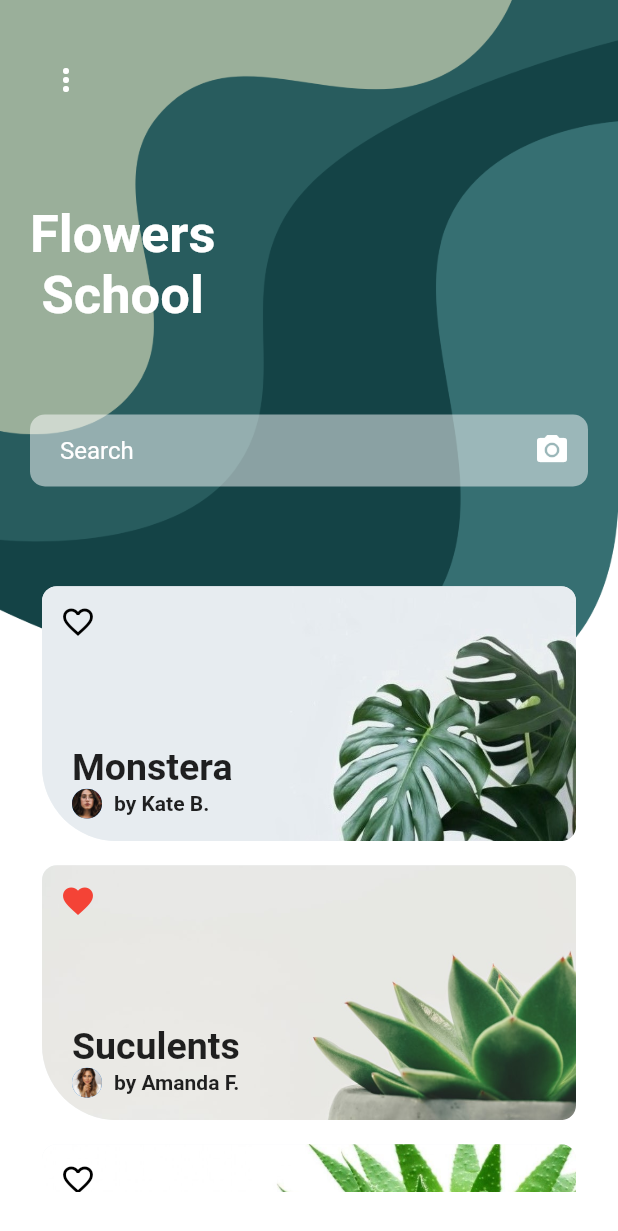
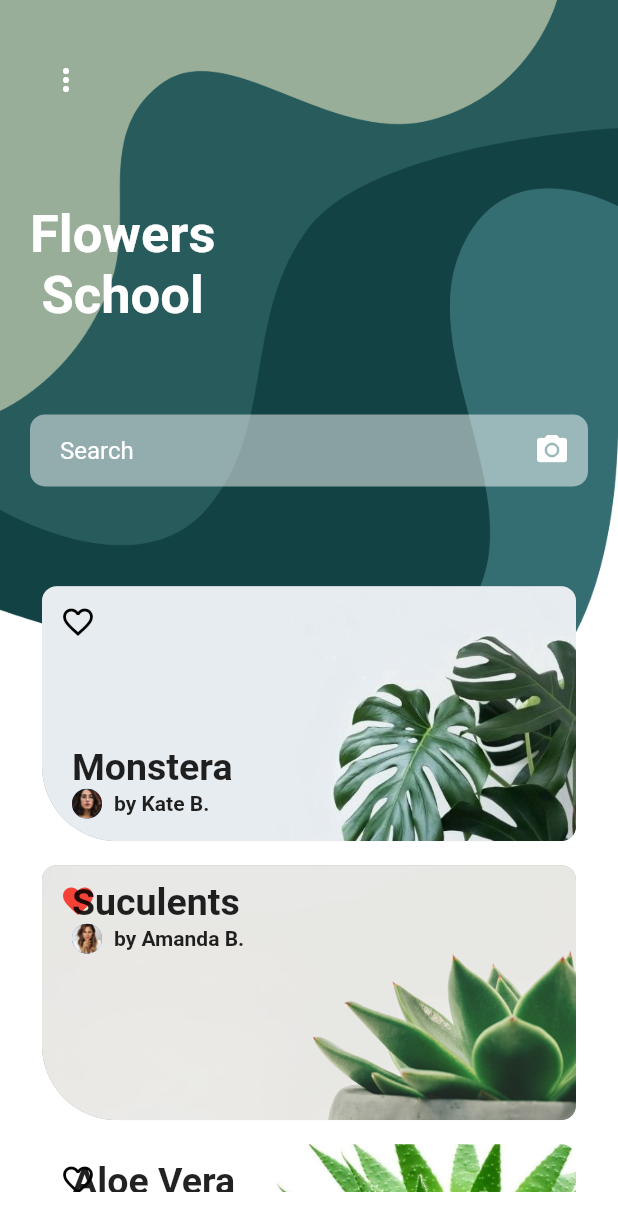
Before and after one commit to richardjoy530/flowerbook, a Flutter app: the screen it shows after launch, on a phone screen of 412 x 824 dp. Shown: the top 1231 px of the screen. Run offline on Flutter 3.47's test engine with Material 2 defaults, Android fonts, the phone set to English and light mode, and no system bars.

Commit message:
Redo Completed

```diff
--- a/lib/main.dart
+++ b/lib/main.dart
@@ -123,46 +123,167 @@ class _HomePageState extends State<HomePage>
                           borderRadius: BorderRadius.only(
                             topLeft: Radius.circular(10),
                             topRight: Radius.circular(10),
+                            bottomRight: Radius.circular(10),
                             bottomLeft: Radius.circular(50),
-                            bottomRight: Radius.circular(10),
                           ),
                           child: Container(
-                            color: Color(0xfff1f5f8),
                             height: 170,
+                            color: Colors.grey,
                             child: Stack(
                               children: <Widget>[
                                 Align(
-                                  alignment: Alignment.bottomRight,
                                   child: Image.asset(
                                     'images/monstra.jpg',
+                                    width: 400,
                                     fit: BoxFit.fitWidth,
-                                    width: 400,
                                   ),
                                 ),
                                 Align(
                                   alignment: Alignment.topLeft,
                                   child: IconButton(
-                                      icon: Icon(
-                                        Icons.favorite_border,
-                                        color: Colors.black,
-                                      ),
+                                      icon: Icon(Icons.favorite_border,
+                                          color: Colors.black),
                                       onPressed: null),
                                 ),
                                 Padding(
                                   padding: const EdgeInsets.only(
-                                    left: 20,
-                                    bottom: 15,
-                                    top: 10,
+                                      left: 20, bottom: 15, top: 10),
+                                  child: Align(
+                                    alignment: Alignment.bottomLeft,
+                                    child: Column(
+                                      mainAxisAlignment: MainAxisAlignment.end,
+                                      crossAxisAlignment:
+                                          CrossAxisAlignment.start,
+                                      children: <Widget>[
+                                        Text(
+                                          'Monstera',
+                                          style: TextStyle(
+                                              fontWeight: FontWeight.bold,
+                                              fontSize: 25),
+                                        ),
+                                        Row(
+                                          children: <Widget>[
+                                            CircleAvatar(
+                                              radius: 10,
+                                              backgroundImage: AssetImage(
+                                                  'images/avatar.jpeg'),
+                                            ),
+                                            Padding(
+                                              padding: const EdgeInsets.only(left:8.0),
+                                              child: Text('by Kate B.',style: TextStyle(fontWeight: FontWeight.w600),),
+                                            )
+                                          ],
+                                        ),
+                                      ],
+                                    ),
                                   ),
+                                )
+                              ],
+                            ),
+                          ),
+                        ),
+                      ),Padding(
+                        padding: const EdgeInsets.all(8.0),
+                        child: ClipRRect(
+                          borderRadius: BorderRadius.only(
+                            topLeft: Radius.circular(10),
+                            topRight: Radius.circular(10),
+                            bottomRight: Radius.circular(10),
+                            bottomLeft: Radius.circular(50),
+                          ),
+                          child: Container(
+                            height: 170,
+                            color: Colors.grey,
+                            child: Stack(
+                              children: <Widget>[
+                                Align(
+                                  child: Image.asset(
+                                    'images/suculents.jpg',
+                                    width: 400,
+                                    fit: BoxFit.fitWidth,
+                                  ),
+                                ),
+                                Align(
+                                  alignment: Alignment.topLeft,
+                                  child: IconButton(
+                                      icon: Icon(Icons.favorite,
+                                          color: Colors.red),
+                                      onPressed: null),
+                                ),
+                                Padding(
+                                  padding: const EdgeInsets.only(
+                                      left: 20, bottom: 15, top: 10),
                                   child: Align(
                                     alignment: Alignment.bottomLeft,
                                     child: Column(
                                       crossAxisAlignment:
                                           CrossAxisAlignment.start,
-                                      mainAxisAlignment: MainAxisAlignment.end,
-                                      children: [
+                                      children: <Widget>[
                                         Text(
-                                          'Monstera',
+                                          'Suculents',
+                                          style: TextStyle(
+                                              fontWeight: FontWeight.bold,
+                                              fontSize: 25),
+                                        ),
+                                        Row(
+                                          children: <Widget>[
+                                            CircleAvatar(
+                                              radius: 10,
+                                              backgroundImage: AssetImage(
+                                                  'images/women2.jpg'),
+                                            ),
+                                            Padding(
+                                              padding: const EdgeInsets.only(left:8.0),
+                                              child: Text('by Amanda B.',style: TextStyle(fontWeight: FontWeight.w600),),
+                                            )
+                                          ],
+                                        ),
+                                      ],
+                                    ),
+                                  ),
+                                )
+                              ],
+                            ),
+                          ),
+                        ),
+                      ),
+                      Padding(
+                        padding: const EdgeInsets.all(8.0),
+                        child: ClipRRect(
+                          borderRadius: BorderRadius.only(
+                            topLeft: Radius.circular(10),
+                            topRight: Radius.circular(10),
+                            bottomLeft: Radius.circular(50),
+                          ),
+                          child: Container(
+                            height: 170,
+                            child: Stack(
+                              children: <Widget>[
+                                Align(
+                                  child: Image.asset(
+                                    'images/aloevera.jpg',
+                                    width: 400,
+                                    fit: BoxFit.fitWidth,
+                                  ),
+                                ),
+                                Align(
+                                  alignment: Alignment.topLeft,
+                                  child: IconButton(
+                                      icon: Icon(Icons.favorite_border,
+                                          color: Colors.black),
+                                      onPressed: null),
+                                ),
+                                Padding(
+                                  padding: const EdgeInsets.only(
+                                      left: 20, bottom: 15, top: 10),
+                                  child: Align(
+                                    alignment: Alignment.bottomLeft,
+                                    child: Column(
+                                      crossAxisAlignment:
+                                          CrossAxisAlignment.start,
+                                      children: <Widget>[
+                                        Text(
+                                          'Aloe Vera',
                                           style: TextStyle(
                                               fontSize: 25,
                                               fontWeight: FontWeight.bold),
@@ -175,177 +296,15 @@ class _HomePageState extends State<HomePage>
                                                   'images/avatar.jpeg'),
                                             ),
                                             Padding(
-                                              padding: const EdgeInsets.only(
-                                                  left: 8.0),
-                                              child: Text(
-                                                'by Kate B.',
-                                                style: TextStyle(
-                                                    fontWeight:
-                                                        FontWeight.w600),
-                                              ),
+                                              padding: const EdgeInsets.only(left:8.0),
+                                              child: Text('by Kate B.',style: TextStyle(fontWeight: FontWeight.w600),),
                                             )
                                           ],
                                         ),
                                       ],
                                     ),
                                   ),
-                                ),
-                              ],
-                            ),
-                          ),
-                        ),
-                      ),
-                      Padding(
-                        padding: const EdgeInsets.all(8.0),
-                        child: ClipRRect(
-                          borderRadius: BorderRadius.only(
-                            topLeft: Radius.circular(10),
-                            topRight: Radius.circular(10),
-                            bottomLeft: Radius.circular(50),
-                            bottomRight: Radius.circular(10),
-                          ),
-                          child: Container(
-                            color: Color(0xfff1f5f8),
-                            height: 170,
-                            child: Stack(
-                              children: <Widget>[
-                                Align(
-                                  alignment: Alignment.bottomRight,
-                                  child: Image.asset(
-                                    'images/suculents.jpg',
-                                    fit: BoxFit.fitWidth,
-                                    width: 400,
-                                  ),
-                                ),
-                                Align(
-                                  alignment: Alignment.topLeft,
-                                  child: IconButton(
-                                      icon: Icon(
-                                        Icons.favorite,
-                                        color: Colors.red,
-                                      ),
-                                      onPressed: null),
-                                ),
-                                Padding(
-                                  padding: const EdgeInsets.only(
-                                    left: 20,
-                                    bottom: 15,
-                                    top: 10,
-                                  ),
-                                  child: Align(
-                                    alignment: Alignment.bottomLeft,
-                                    child: Column(
-                                      crossAxisAlignment:
-                                          CrossAxisAlignment.start,
-                                      mainAxisAlignment: MainAxisAlignment.end,
-                                      children: [
-                                        Text(
-                                          'Suculents',
-                                          style: TextStyle(
-                                              fontSize: 25,
-                                              fontWeight: FontWeight.bold),
-                                        ),
-                                        Row(
-                                          children: <Widget>[
-                                            CircleAvatar(
-                                              radius: 10,
-                                              backgroundImage: AssetImage(
-                                                  'images/women2.jpg'),
-                                            ),
-                                            Padding(
-                                              padding: const EdgeInsets.only(
-                                                  left: 8.0),
-                                              child: Text(
-                                                'by Amanda F.',
-                                                style: TextStyle(
-                                                    fontWeight:
-                                                        FontWeight.w600),
-                                              ),
-                                            )
-                                          ],
-                                        ),
-                                      ],
-                                    ),
-                                  ),
-                                ),
-                              ],
-                            ),
-                          ),
-                        ),
-                      ),
-                      Padding(
-                        padding: const EdgeInsets.all(8.0),
-                        child: ClipRRect(
-                          borderRadius: BorderRadius.only(
-                            topLeft: Radius.circular(10),
-                            topRight: Radius.circular(10),
-                            bottomLeft: Radius.circular(50),
-                            bottomRight: Radius.circular(10),
-                          ),
-                          child: Container(
-                            color: Color(0xfff1f5f8),
-                            height: 170,
-                            child: Stack(
-                              children: <Widget>[
-                                Align(
-                                  alignment: Alignment.bottomRight,
-                                  child: Image.asset(
-                                    'images/aloevera.jpg',
-                                    width: 400,
-                                    fit: BoxFit.fitWidth,
-                                  ),
-                                ),
-                                Align(
-                                  alignment: Alignment.topLeft,
-                                  child: IconButton(
-                                      icon: Icon(
-                                        Icons.favorite_border,
-                                        color: Colors.black,
-                                      ),
-                                      onPressed: null),
-                                ),
-                                Padding(
-                                  padding: const EdgeInsets.only(
-                                    left: 20,
-                                    bottom: 15,
-                                    top: 10,
-                                  ),
-                                  child: Align(
-                                    alignment: Alignment.bottomLeft,
-                                    child: Column(
-                                      crossAxisAlignment:
-                                          CrossAxisAlignment.start,
-                                      mainAxisAlignment: MainAxisAlignment.end,
-                                      children: [
-                                        Text(
-                                          'Aloe Vera',
-                                          style: TextStyle(
-                                              fontSize: 25,
-                                              fontWeight: FontWeight.bold),
-                                        ),
-                                        Row(
-                                          children: <Widget>[
-                                            CircleAvatar(
-                                              radius: 10,
-                                              backgroundImage: AssetImage(
-                                                  'images/women2.jpg'),
-                                            ),
-                                            Padding(
-                                              padding: const EdgeInsets.only(
-                                                  left: 8.0),
-                                              child: Text(
-                                                'by Amanda F.',
-                                                style: TextStyle(
-                                                    fontWeight:
-                                                        FontWeight.w600),
-                                              ),
-                                            )
-                                          ],
-                                        ),
-                                      ],
-                                    ),
-                                  ),
-                                ),
+                                )
                               ],
                             ),
                           ),
@@ -353,10 +312,10 @@ class _HomePageState extends State<HomePage>
                       )
                     ],
                   ),
-                )
+                ),
               ],
             ),
-          )
+          ),
         ],
       ),
     );
```
Also changed, not shown: images/path.png.
